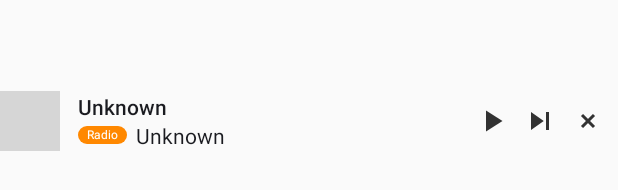
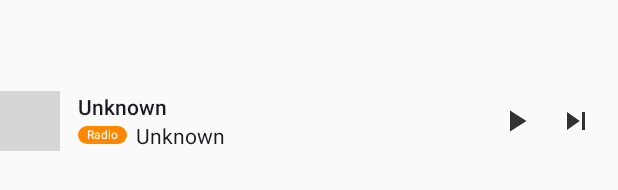
Before and after one commit to jrfeng/snow, an Android app: the layout snow_simple_notification_view.xml on its own in the app's theme, with its tools: preview values and no code run, on a phone screen of 412 x 824 dp. Shown: the part 497-687 px from the top of the screen. Run offline under Robolectric (Android 15) with nearby library versions, the light colour scheme and no system bars; grey boxes are pictures that could not be loaded.

Commit message:
optimize layout
- layout: snow_simple_notification_view
- layout: snow_simple_notification_view_big

```diff
--- a/player/src/main/res/layout/snow_simple_notification_view.xml
+++ b/player/src/main/res/layout/snow_simple_notification_view.xml
@@ -68,8 +68,8 @@
 
     <ImageButton
         android:id="@+id/snow_notif_play_pause"
-        android:layout_width="@dimen/snow_notif_button_size"
-        android:layout_height="@dimen/snow_notif_button_size"
+        android:layout_width="@dimen/snow_notif_button_size_40dp"
+        android:layout_height="@dimen/snow_notif_button_size_40dp"
         android:layout_marginStart="8dp"
         android:background="@drawable/snow_bg_notif_button"
         android:contentDescription="@string/snow_des_play_pause"
@@ -79,24 +79,13 @@
 
     <ImageButton
         android:id="@+id/snow_notif_skip_to_next"
-        android:layout_width="@dimen/snow_notif_button_size"
-        android:layout_height="@dimen/snow_notif_button_size"
-        android:layout_marginStart="8dp"
+        android:layout_width="@dimen/snow_notif_button_size_40dp"
+        android:layout_height="@dimen/snow_notif_button_size_40dp"
         android:layout_marginEnd="8dp"
         android:background="@drawable/snow_bg_notif_button"
         android:contentDescription="@string/snow_des_skip_to_next"
         android:scaleType="centerInside"
-        android:src="@drawable/snow_ic_skip_next" />
-
-    <ImageButton
-        android:id="@+id/snow_notif_shutdown"
-        android:layout_width="@dimen/snow_notif_button_size"
-        android:layout_height="@dimen/snow_notif_button_size"
-        android:layout_marginEnd="8dp"
-        android:background="@drawable/snow_bg_notif_button"
-        android:contentDescription="@string/snow_des_shutdown"
-        android:scaleType="centerInside"
-        android:src="@drawable/snow_ic_cancel"
+        android:src="@drawable/snow_ic_skip_next"
         tools:ignore="RtlCompat" />
 
 </LinearLayout>
```
Also changed, not shown: player/src/main/res/layout/snow_simple_notification_view_big.xml (+4 -24 lines).
